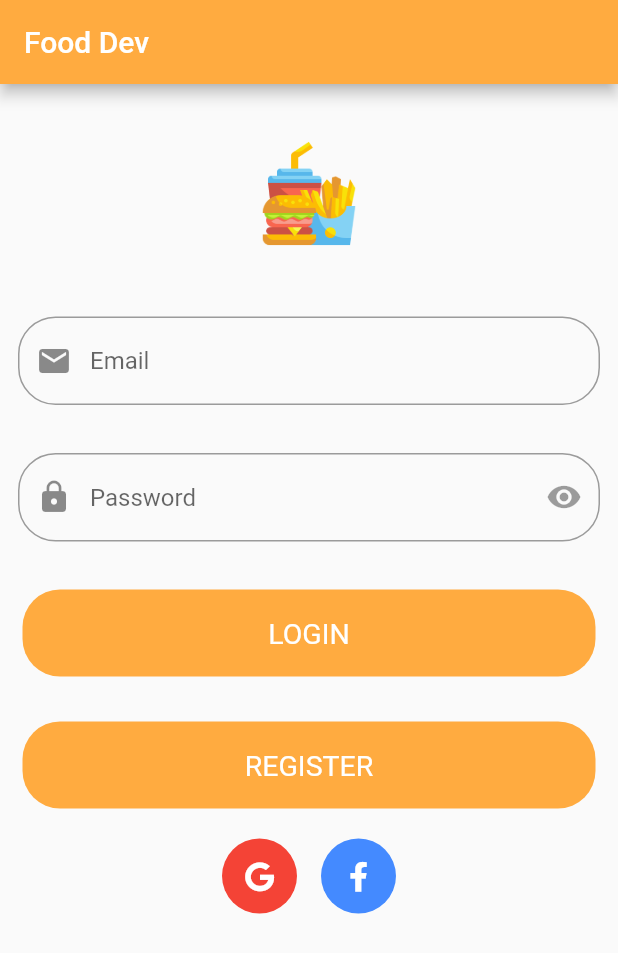
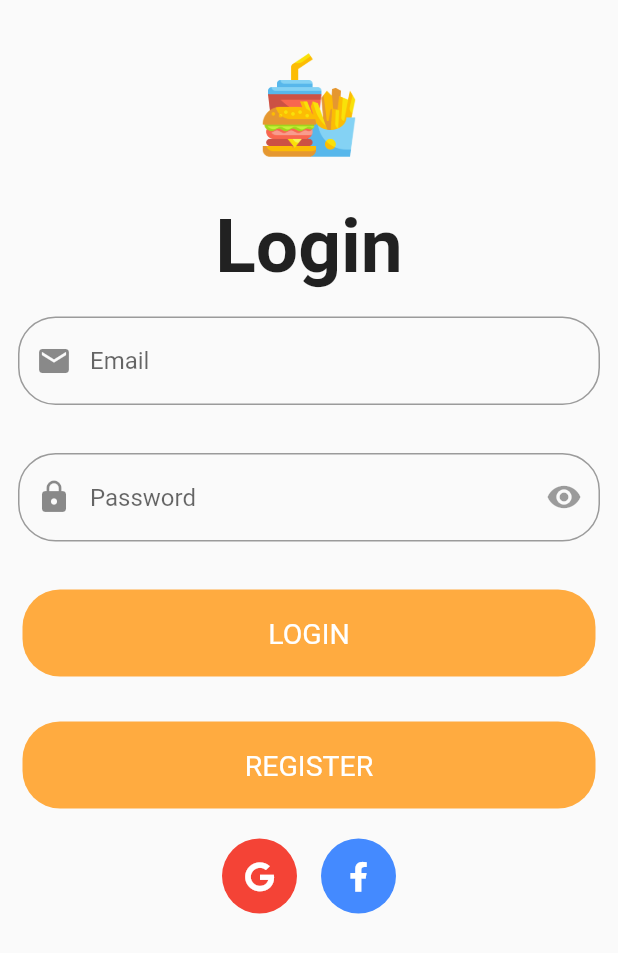
Before and after one commit to musjib999/food_dev, a Flutter app: the screen it shows after launch, on a phone screen of 412 x 824 dp. Shown: the top 953 px of the screen. Run offline on Flutter 3.47's test engine with Material 2 defaults, Android fonts, the phone set to English and light mode, and no system bars; our stand-ins replace badges, flutter_svg, font_awesome_flutter.

```diff
--- a/lib/main.dart
+++ b/lib/main.dart
@@ -15,6 +15,7 @@ class MyApp extends StatelessWidget {
         'category': (BuildContext context) => CategoryPage(),
         'login': (BuildContext context) => SigInPage(),
       },
+      debugShowCheckedModeBanner: false,
     );
   }
 }
--- a/lib/screens/signin.dart
+++ b/lib/screens/signin.dart
@@ -15,10 +15,6 @@ class _SigInPageState extends State<SigInPage> {
   @override
   Widget build(BuildContext context) {
     return Scaffold(
-      appBar: AppBar(
-        title: Text('Food Dev'),
-        backgroundColor: Colors.orangeAccent,
-      ),
       body: ListView(
         children: <Widget>[
           Column(
@@ -27,7 +23,7 @@ class _SigInPageState extends State<SigInPage> {
                 width: 110.0,
                 padding: EdgeInsets.all(17.0),
                 margin: EdgeInsets.only(
-                  top: 18.0,
+                  top: 15.0,
                 ),
                 child: Center(
                   child: Image(
@@ -36,7 +32,14 @@ class _SigInPageState extends State<SigInPage> {
                 ),
               ),
               SizedBox(
-                height: 15.0,
+                height: 10.0,
+              ),
+              Text(
+                'Login',
+                style: TextStyle(fontSize: 50.0, fontWeight: FontWeight.bold),
+              ),
+              SizedBox(
+                height: 5.0,
               ),
               Padding(
                 padding: const EdgeInsets.all(12.0),
--- a/lib/screens/signup.dart
+++ b/lib/screens/signup.dart
@@ -13,10 +13,6 @@ class _SignUpPageState extends State<SignUpPage> {
   @override
   Widget build(BuildContext context) {
     return Scaffold(
-      appBar: AppBar(
-        title: Text('Food Dev'),
-        backgroundColor: Colors.orangeAccent,
-      ),
       body: ListView(
         children: <Widget>[
           Column(
--- a/pubspec.yaml
+++ b/pubspec.yaml
@@ -25,6 +25,7 @@ dependencies:
   cupertino_icons: ^0.1.2
   flutter_svg: ^0.17.4
   font_awesome_flutter: ^8.8.1
+  badges: ^1.1.1
 
 dev_dependencies:
   flutter_test:
```
Also changed, not shown: lib/screens/home_screen.dart (+20 -6 lines), pubspec.lock.
